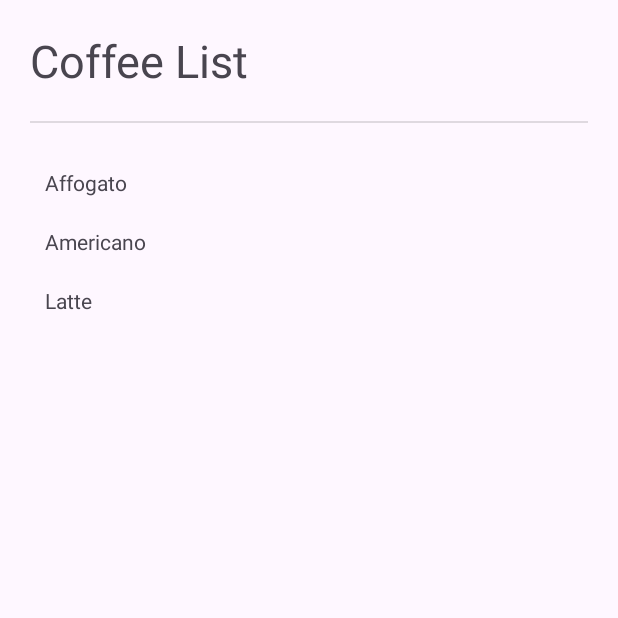
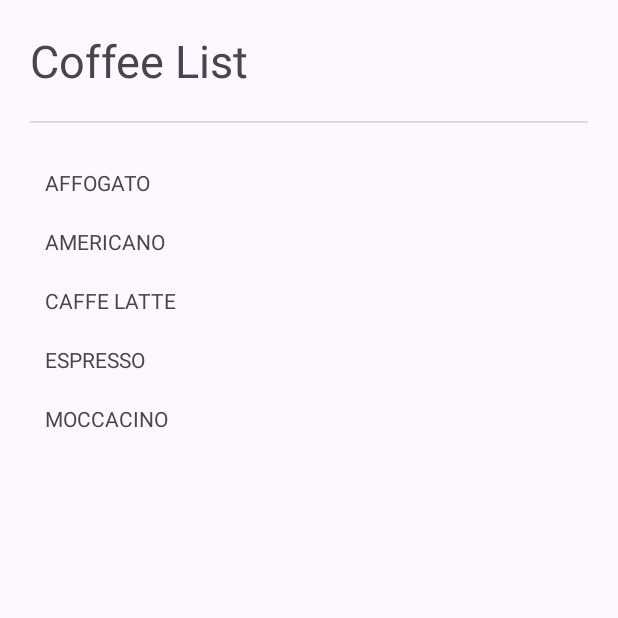
Before and after one commit to IrsalGinanjar/LAB_WEEK_03, an Android app: the screen it shows after launch (MainActivity), on a phone screen of 412 x 824 dp, the top half of it. Run offline under Robolectric (Android 15) with nearby library versions, the phone set to English and light mode, and no system bars.

Commit message:
Commit No.5 – add back button & extend list

```diff
--- a/app/src/main/java/com/example/lab_week_03/ListFragment.kt
+++ b/app/src/main/java/com/example/lab_week_03/ListFragment.kt
@@ -1,47 +1,61 @@
 package com.example.lab_week_03
 
 import android.os.Bundle
+import androidx.fragment.app.Fragment
 import android.view.LayoutInflater
 import android.view.View
 import android.view.ViewGroup
-import androidx.fragment.app.Fragment
-import androidx.navigation.fragment.findNavController
-import com.example.lab_week_03.databinding.FragmentListBinding
+import android.content.Context
+import androidx.navigation.Navigation
 
-class ListFragment : Fragment() {
+// TODO: Rename parameter arguments, choose names that match
+// the fragment initialization parameters, e.g. ARG_ITEM_NUMBER
+private const val ARG_PARAM1 = "param1"
+private const val ARG_PARAM2 = "param2"
 
-    private var _binding: FragmentListBinding? = null
-    private val binding get() = _binding!!
+/**
+ * A simple [Fragment] subclass.
+ * Use the [ListFragment.newInstance] factory method to
+ * create an instance of this fragment.
+ */
+class ListFragment : Fragment(){
+    private var param1: String? = null
+    private var param2: String? = null
+
+    override fun onCreate(savedInstanceState: Bundle?) {
+        super.onCreate(savedInstanceState)
+    }
 
     override fun onCreateView(
         inflater: LayoutInflater, container: ViewGroup?,
         savedInstanceState: Bundle?
-    ): View {
-        _binding = FragmentListBinding.inflate(inflater, container, false)
-        return binding.root
+    ): View? {
+        return inflater.inflate(R.layout.fragment_list, container, false)
     }
 
     override fun onViewCreated(view: View, savedInstanceState: Bundle?) {
         super.onViewCreated(view, savedInstanceState)
+        val coffeeList = listOf<View>(
+            view.findViewById(R.id.affogato),
+            view.findViewById(R.id.americano),
+            view.findViewById(R.id.latte),
+            view.findViewById(R.id.espresso),
+            view.findViewById(R.id.moccacino)
+        )
 
-        binding.affogato.setOnClickListener {
-            val action = ListFragmentDirections.actionListFragmentToDetailFragment("affogato")
-            findNavController().navigate(action)
-        }
-
-        binding.americano.setOnClickListener {
-            val action = ListFragmentDirections.actionListFragmentToDetailFragment("americano")
-            findNavController().navigate(action)
-        }
-
-        binding.latte.setOnClickListener {
-            val action = ListFragmentDirections.actionListFragmentToDetailFragment("latte")
-            findNavController().navigate(action)
+        coffeeList.forEach{ coffee ->
+            val fragmentBundle = Bundle()
+            fragmentBundle.putInt(COFFEE_ID, coffee.id)
+            coffee.setOnClickListener(
+                Navigation.createNavigateOnClickListener(
+                    R.id.coffee_id_action, fragmentBundle)
+            )
         }
     }
 
-    override fun onDestroyView() {
-        super.onDestroyView()
-        _binding = null
-    }
+
+companion object {
+        //...
+        const val COFFEE_ID = "COFFEE_ID"
 }
+}
--- a/app/src/main/java/com/example/lab_week_03/MainActivity.kt
+++ b/app/src/main/java/com/example/lab_week_03/MainActivity.kt
@@ -1,25 +1,26 @@
 package com.example.lab_week_03
 
+import android.os.Bundle
+import androidx.activity.enableEdgeToEdge
 import androidx.appcompat.app.AppCompatActivity
-import android.os.Bundle
-import androidx.navigation.fragment.NavHostFragment
-import androidx.navigation.ui.setupActionBarWithNavController
+import androidx.core.view.ViewCompat
+import androidx.core.view.WindowInsetsCompat
+import androidx.fragment.app.FragmentContainerView
+import androidx.fragment.app.ListFragment
 
-class MainActivity : AppCompatActivity() {
+
+class MainActivity : AppCompatActivity(){
     override fun onCreate(savedInstanceState: Bundle?) {
         super.onCreate(savedInstanceState)
+        enableEdgeToEdge()
         setContentView(R.layout.activity_main)
-
-        val navHostFragment =
-            supportFragmentManager.findFragmentById(R.id.fragmentContainerView) as NavHostFragment
-        val navController = navHostFragment.navController
-        setupActionBarWithNavController(navController)
-    }
-
-    override fun onSupportNavigateUp(): Boolean {
-        val navHostFragment =
-            supportFragmentManager.findFragmentById(R.id.fragmentContainerView) as NavHostFragment
-        val navController = navHostFragment.navController
-        return navController.navigateUp() || super.onSupportNavigateUp()
+        ViewCompat.setOnApplyWindowInsetsListener(findViewById(R.id.
+        fragment_container)) { v, insets ->
+            val systemBars = insets.getInsets(WindowInsetsCompat.Type.
+            systemBars())
+            v.setPadding(systemBars.left, systemBars.top, systemBars.right,
+                systemBars.bottom)
+            insets
+        }
     }
 }
--- a/app/src/main/res/layout/activity_main.xml
+++ b/app/src/main/res/layout/activity_main.xml
@@ -1,22 +1,10 @@
 <?xml version="1.0" encoding="utf-8"?>
-<androidx.constraintlayout.widget.ConstraintLayout
+<androidx.fragment.app.FragmentContainerView
     xmlns:android="http://schemas.android.com/apk/res/android"
     xmlns:app="http://schemas.android.com/apk/res-auto"
-    xmlns:tools="http://schemas.android.com/tools"
+    android:id="@+id/fragment_container"
+    android:name="androidx.navigation.fragment.NavHostFragment"
     android:layout_width="match_parent"
     android:layout_height="match_parent"
-    tools:context=".MainActivity">
-
-    <androidx.fragment.app.FragmentContainerView
-        android:id="@+id/fragmentContainerView"
-        android:name="androidx.navigation.fragment.NavHostFragment"
-        android:layout_width="0dp"
-        android:layout_height="0dp"
-        app:defaultNavHost="true"
-        app:navGraph="@navigation/nav_graph"
-        app:layout_constraintTop_toTopOf="parent"
-        app:layout_constraintBottom_toBottomOf="parent"
-        app:layout_constraintStart_toStartOf="parent"
-        app:layout_constraintEnd_toEndOf="parent" />
-
-</androidx.constraintlayout.widget.ConstraintLayout>
+    app:defaultNavHost="true"
+    app:navGraph="@navigation/nav_graph" />
--- a/app/src/main/res/layout/fragment_list.xml
+++ b/app/src/main/res/layout/fragment_list.xml
@@ -37,5 +37,17 @@
             android:layout_height="wrap_content"
             android:padding="10dp"
             android:text="@string/latte_title"/>
+        <TextView
+            android:id="@+id/espresso"
+            android:layout_width="match_parent"
+            android:layout_height="wrap_content"
+            android:padding="10dp"
+            android:text="@string/espresso_title"/>
+        <TextView
+            android:id="@+id/moccacino"
+            android:layout_width="match_parent"
+            android:layout_height="wrap_content"
+            android:padding="10dp"
+            android:text="@string/moccacino_title"/>
     </LinearLayout>
 </ScrollView>
--- a/app/src/main/res/navigation/nav_graph.xml
+++ b/app/src/main/res/navigation/nav_graph.xml
@@ -1,33 +1,23 @@
 <?xml version="1.0" encoding="utf-8"?>
-<navigation xmlns:android="http://schemas.android.com/apk/res/android"
+<navigation
+    xmlns:android="http://schemas.android.com/apk/res/android"
     xmlns:app="http://schemas.android.com/apk/res-auto"
     xmlns:tools="http://schemas.android.com/tools"
     android:id="@+id/nav_graph"
-    app:startDestination="@id/listFragment">
-
-    <!-- List Fragment -->
+    app:startDestination="@id/coffeeList">
     <fragment
-        android:id="@+id/listFragment"
+        android:id="@+id/coffeeList"
         android:name="com.example.lab_week_03.ListFragment"
-        android:label="@string/coffee_list"
+        android:label="List"
         tools:layout="@layout/fragment_list">
-
-        <!-- Action ke Detail Fragment -->
         <action
-            android:id="@+id/action_listFragment_to_detailFragment"
-            app:destination="@id/detailFragment" />
+            android:id="@+id/coffee_id_action"
+            app:destination="@id/coffeeDetail">
+        </action>
     </fragment>
-
-    <!-- Detail Fragment -->
     <fragment
-        android:id="@+id/detailFragment"
+        android:id="@+id/coffeeDetail"
         android:name="com.example.lab_week_03.DetailFragment"
-        android:label="@string/coffee_detail"
-        tools:layout="@layout/fragment_detail">
-
-        <!-- Argument biar bisa pakai Safe Args -->
-        <argument
-            android:name="coffeeId"
-            app:argType="string" />
-    </fragment>
+        android:label="Detail"
+        tools:layout="@layout/fragment_detail" />
 </navigation>
--- a/app/src/main/res/values/strings.xml
+++ b/app/src/main/res/values/strings.xml
@@ -1,18 +1,21 @@
 <resources>
-    <string name="app_name">Coffee App</string>
-
-    <!-- Titles -->
+    <string name="app_name">LAB_WEEK_03</string>
+    <string name="affogato_title">AFFOGATO</string>
+    <string name="affogato_desc">Espresso poured on a vanilla ice cream. Served in a
+cappuccino cup.</string>
+    <string name="americano_title">AMERICANO</string>
+    <string name="americano_desc">Espresso with added hot water (100-150 ml). Often
+served in a cappuccino cup. (The espresso is added into the hot water rather than
+all the water being flowed through the coffee that would lead to over
+extraction.)</string>
+    <string name="latte_title">CAFFE LATTE</string>
+    <string name="latte_desc">A tall, mild \'milk coffee\' (about 150-300 ml). An
+espresso with steamed milk and only a little milk foam poured over it. Serve in a
+latte glass or a coffee cup. Flavored syrup can be added.</string>
+    <string name="espresso_title">ESPRESSO</string>
+    <string name="espresso_desc">A concentrated coffee beverage brewed by forcing a small amount of nearly boiling water under pressure through finely ground coffee beans. Served in a small demitasse cup, typically 25–30 ml. Characterized by its rich flavor, creamy consistency, and golden crema on top.</string>
+    <string name="moccacino_title">MOCCACINO</string>
+    <string name="moccacino_desc">A chocolate-flavored variant of a cappuccino, made with espresso, steamed milk, and chocolate syrup or cocoa powder. Often topped with whipped cream and chocolate shavings. Combines the richness of coffee with the sweetness of chocolate in a delightful balance.</string>
     <string name="coffee_list">Coffee List</string>
-    <string name="affogato_title">Affogato</string>
-    <string name="americano_title">Americano</string>
-    <string name="latte_title">Latte</string>
-
-    <!-- Descriptions -->
-    <string name="affogato_desc">Espresso with vanilla ice cream</string>
-    <string name="americano_desc">Espresso with hot water</string>
-    <string name="latte_desc">Espresso with steamed milk</string>
-
-    <!-- Fragment Labels -->
-    <string name="coffee_detail">Coffee Detail</string>
-    <string name="hello_blank_fragment">Hello blank fragment</string>
+    <string name="back_button_text">Back</string>
 </resources>
```
Also changed, not shown: app/build.gradle.kts (+29 -20 lines), app/src/main/java/com/example/lab_week_03/DetailFragment.kt (+64 -23 lines), app/src/main/res/layout/fragment_detail.xml (+11 -1 lines), build.gradle.kts (+3 -5 lines), gradle/libs.versions.toml (+10 -8 lines), gradle/wrapper/gradle-wrapper.properties, 3 other files.
